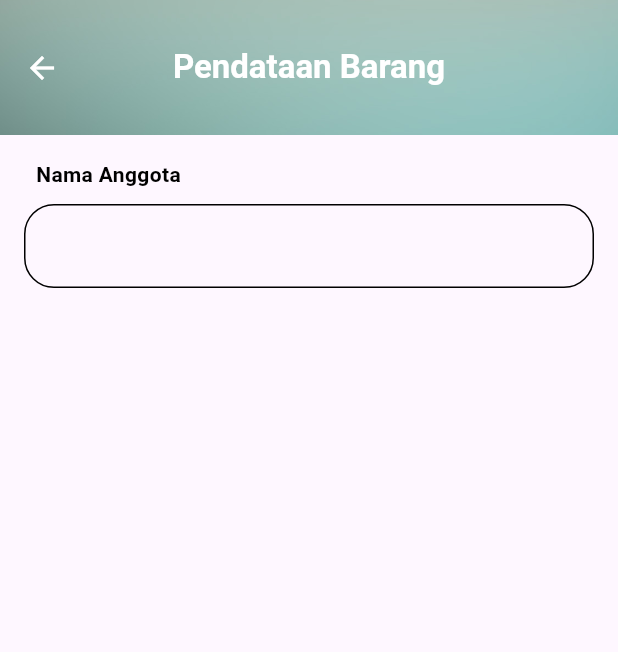
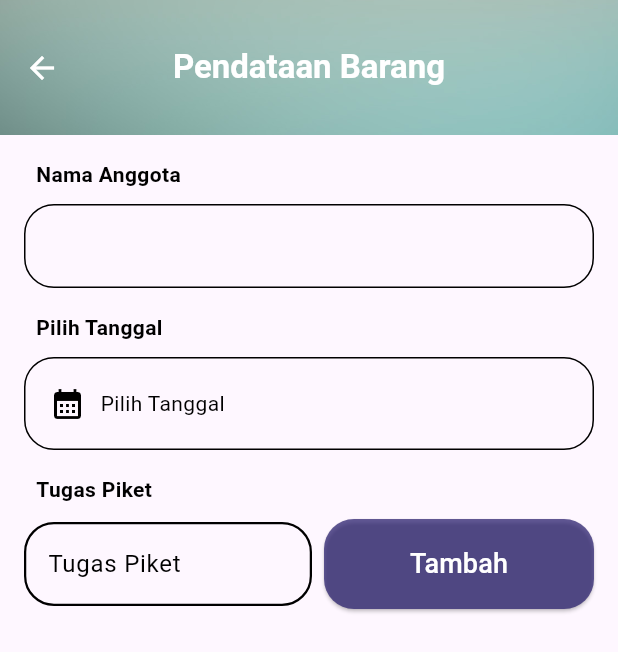
Before and after one commit to giant-paw/20220140105_UCP1Flutter, a Flutter app: the screen it shows after launch, after a tap on "Login", after a tap on "Data Piket", on a phone screen of 412 x 824 dp. Shown: the top 652 px of the screen. Run offline on Flutter 3.47's test engine with Material 3 defaults, Android fonts, the phone set to English and light mode, and no system bars; our stand-ins replace iconsax_flutter; missing offline and left inert: show_hide_password.

Commit message:
membuat tanggal dan button

```diff
--- a/lib/piket_page.dart
+++ b/lib/piket_page.dart
@@ -1,4 +1,6 @@
 import 'package:flutter/material.dart';
+import 'package:intl/intl.dart';
+import 'package:intl/date_symbol_data_local.dart';
 
 class PiketPage extends StatefulWidget {
   final String emailLogin;
@@ -34,6 +36,34 @@ class _PiketPageState extends State<PiketPage> {
       selectedDate = null;
       dateError = null;
     });
+  }
+
+  @override
+  void initState() {
+    super.initState();
+    initializeDateFormatting('id_ID', '').then((_) {
+      Intl.defaultLocale = 'id_ID';
+    });
+  }
+
+  Future<void> _selectedDate(BuildContext context) async {
+    final DateTime? picked = await showDatePicker(
+      context: context,
+      initialDate: selectedDate ?? DateTime.now(),
+      firstDate: DateTime(2020),
+      lastDate: DateTime(2100),
+    );
+    if (picked != null && picked != selectedDate) {
+      setState(() {
+        selectedDate = picked;
+        dateError = null;
+      });
+    }
+  }
+
+  String _formatTanggal(DateTime? date) {
+    if (date == null) return 'Pilih tanggal';
+    return DateFormat('EEEE, dd MMMM yyyy', 'id_ID').format(date);
   }
 
   @override
@@ -93,6 +123,110 @@ class _PiketPageState extends State<PiketPage> {
                 ),
               ),
               const SizedBox(height: 16),
+
+              const Padding(
+                padding: EdgeInsets.only(left: 8.0),
+                child: Text(
+                  'Pilih Tanggal',
+                  style: TextStyle(
+                    color: Colors.black,
+                    fontWeight: FontWeight.bold,
+                    fontSize: 14,
+                  ),
+                ),
+              ),
+
+              const SizedBox(height: 10),
+              GestureDetector(
+                onTap: () => _selectedDate(context),
+                child: Container(
+                  padding: EdgeInsets.symmetric(horizontal: 16, vertical: 18),
+                  decoration: BoxDecoration(
+                    border: Border.all(color: Colors.black),
+                    borderRadius: BorderRadius.circular(20.0),
+                  ),
+                  child: Row(
+                    children: [
+                      const Icon(Icons.calendar_month, color: Colors.black),
+                      const SizedBox(width: 10),
+                      Text(
+                        selectedDate != null
+                            ? _formatTanggal(selectedDate)
+                            : 'Pilih Tanggal',
+                        style: TextStyle(color: Colors.black),
+                      ),
+                    ],
+                  ),
+                ),
+              ),
+
+              if (dateError != null)
+                Padding(
+                  padding: const EdgeInsets.only(top: 5),
+                  child: Text(
+                    dateError!,
+                    style: const TextStyle(color: Colors.red, fontSize: 14),
+                  ),
+                ),
+              const SizedBox(height: 16),
+              const Padding(
+                padding: const EdgeInsets.only(left: 8.0),
+                child: Text(
+                  'Tugas Piket',
+                  style: TextStyle(
+                    color: Colors.black,
+                    fontWeight: FontWeight.bold,
+                    fontSize: 14,
+                  ),
+                ),
+              ),
+              const SizedBox(height: 10),
+              Row(
+                children: [
+                  Expanded(
+                    child: TextFormField(
+                      controller: tugasController,
+                      decoration: InputDecoration(
+                        border: OutlineInputBorder(
+                          borderRadius: BorderRadius.circular(20.0),
+                        ),
+                        enabledBorder: OutlineInputBorder(
+                          borderRadius: BorderRadius.circular(20.0),
+                          borderSide: BorderSide(
+                            color: Colors.black,
+                            width: 1.5,
+                          ),
+                        ),
+                        hintText: 'Tugas Piket',
+                        hintStyle: TextStyle(color: Colors.black),
+                      ),
+                      validator: (value) {
+                        if (value == null || value.isEmpty) {
+                          return 'Tugas tidak boleh kosong';
+                        }
+                        return null;
+                      },
+                    ),
+                  ),
+                  SizedBox(width: 8),
+                  ElevatedButton(
+                    onPressed: _tambahDataPiket,
+                    style: ElevatedButton.styleFrom(
+                      backgroundColor: Color.fromARGB(184, 39, 29, 109),
+                      fixedSize: const Size(180, 60),
+                      shape: RoundedRectangleBorder(
+                        borderRadius: BorderRadius.circular(20),
+                      ),
+                    ),
+                    child: const Text(
+                      'Tambah',
+                      style: TextStyle(color: Colors.white, fontSize: 18),
+                    ),
+                  ),
+                ],
+              ),
+
+
             ],
           ),
         ),
```
